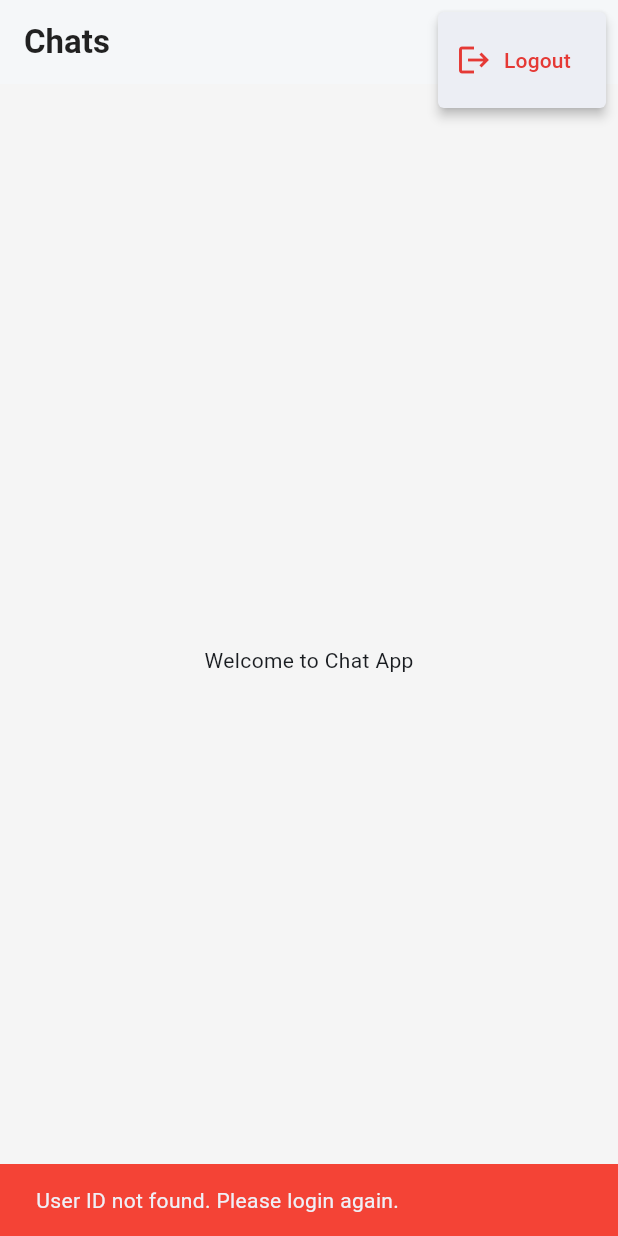
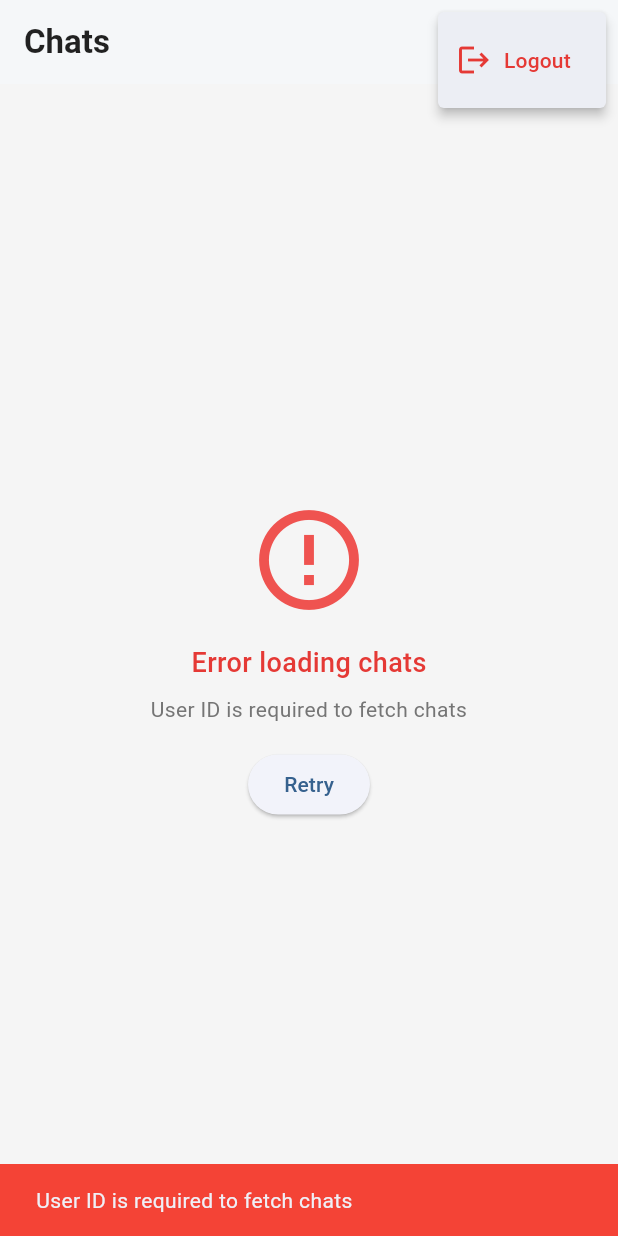
Before and after one commit to Asif-Faizal/Chat-App, a Flutter app: the ChatListPage screen opened directly with empty values, after a tap on the "more vert" icon, on a phone screen of 412 x 824 dp. Run offline on Flutter 3.47's test engine with Material 3 defaults, Android fonts, the phone set to English and light mode, and no system bars; our stand-ins replace dio, equatable, flutter_bloc, flutter_secure_storage, fluttertoast, get_it and 2 more; accounts and stored records are empty.

Commit message:
Refactor ChatListPage to utilize current user directly from widget
- Removed the `_loadUserData` method and replaced it with direct access to `widget.currentUser` for improved clarity and efficiency.
- Updated event triggers in the chat list to use the current user's ID directly, enhancing state management and reducing unnecessary asynchronous calls.
- Simplified the refresh logic to consistently use the current user's ID, ensuring a more streamlined user experience.

```diff
--- a/lib/features/chat/presentation/pages/chat_list_page.dart
+++ b/lib/features/chat/presentation/pages/chat_list_page.dart
@@ -23,42 +23,22 @@ class ChatListPage extends StatefulWidget {
 }
 
 class _ChatListPageState extends State<ChatListPage> {
-  String? currentUserId;
-  String? currentUserRole;
   late ChatListBloc _chatListBloc;
 
   @override
   void initState() {
     super.initState();
     _chatListBloc = getIt<ChatListBloc>();
-    _loadUserData();
+
+    // Use the current user from widget
+    print('Using current user: ${widget.currentUser.id}, role: ${widget.currentUser.role}');
+    _chatListBloc.add(LoadChatListEvent(widget.currentUser.id));
   }
 
   @override
   void dispose() {
     _chatListBloc.close();
     super.dispose();
-  }
-
-  Future<void> _loadUserData() async {
-    final localStorageService = getIt<LocalStorageService>();
-    currentUserId = await localStorageService.getUserId();
-    currentUserRole = await localStorageService.getUserRole();
-
-    print('Retrieved userId: $currentUserId'); // Debug log
-    print('Retrieved userRole: $currentUserRole'); // Debug log
-
-    if (currentUserId != null && currentUserId!.isNotEmpty) {
-      _chatListBloc.add(LoadChatListEvent(currentUserId!));
-    } else {
-      // If no userId found, show error
-      ScaffoldMessenger.of(context).showSnackBar(
-        const SnackBar(
-          content: Text('User ID not found. Please login again.'),
-          backgroundColor: Colors.red,
-        ),
-      );
-    }
   }
 
   @override
@@ -138,16 +118,14 @@ class _ChatListPageState extends State<ChatListPage> {
   Widget _buildChatList(List<ChatModel> chats) {
     return RefreshIndicator(
       onRefresh: () async {
-        if (currentUserId != null) {
-          _chatListBloc.add(RefreshChatListEvent(currentUserId!));
-        }
+        _chatListBloc.add(RefreshChatListEvent(widget.currentUser.id));
       },
       child: ListView.builder(
         padding: const EdgeInsets.all(8),
         itemCount: chats.length,
         itemBuilder: (context, index) {
           final chat = chats[index];
-          final otherParticipant = chat.getOtherParticipant(currentUserId ?? '');
+          final otherParticipant = chat.getOtherParticipant(widget.currentUser.id);
 
           return Card(
             margin: const EdgeInsets.only(bottom: 8),
@@ -254,7 +232,7 @@ class _ChatListPageState extends State<ChatListPage> {
                   MaterialPageRoute(
                     builder: (context) => ChatDetailPage(
                       chat: chat,
-                      currentUserId: currentUserId!,
+                      currentUserId: widget.currentUser.id,
                     ),
                   ),
                 );
@@ -330,9 +308,7 @@ class _ChatListPageState extends State<ChatListPage> {
           const SizedBox(height: 16),
           ElevatedButton(
             onPressed: () {
-              if (currentUserId != null) {
-                _chatListBloc.add(LoadChatListEvent(currentUserId!));
-              }
+              _chatListBloc.add(LoadChatListEvent(widget.currentUser.id));
             },
             child: const Text('Retry'),
           ),
```
